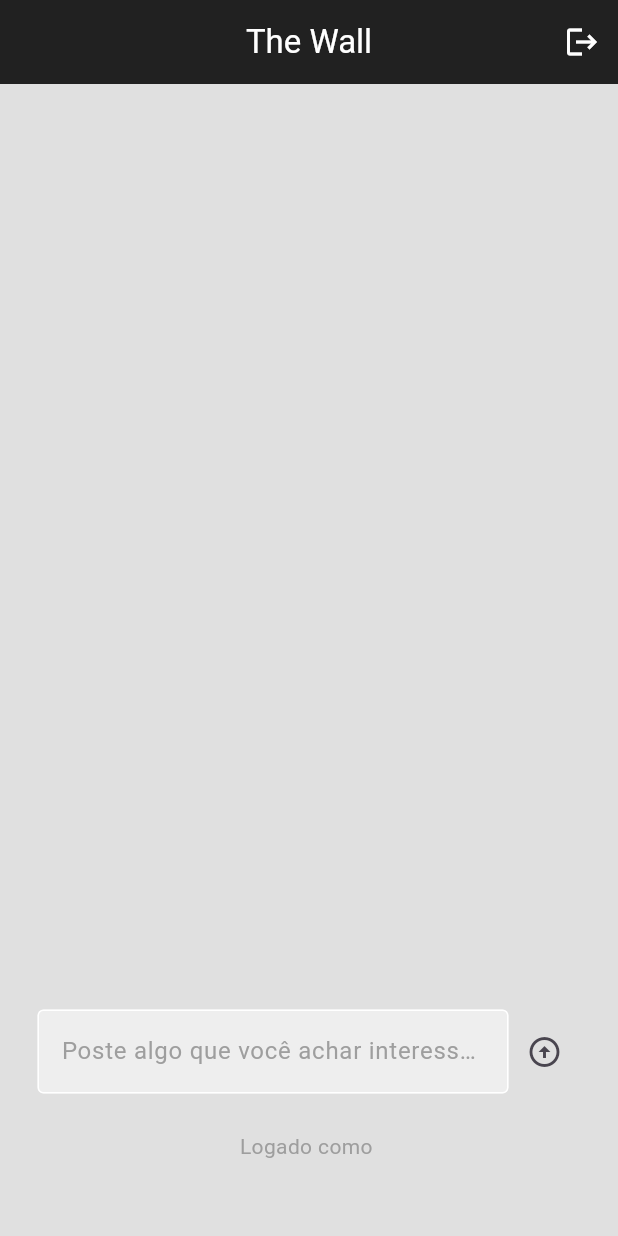
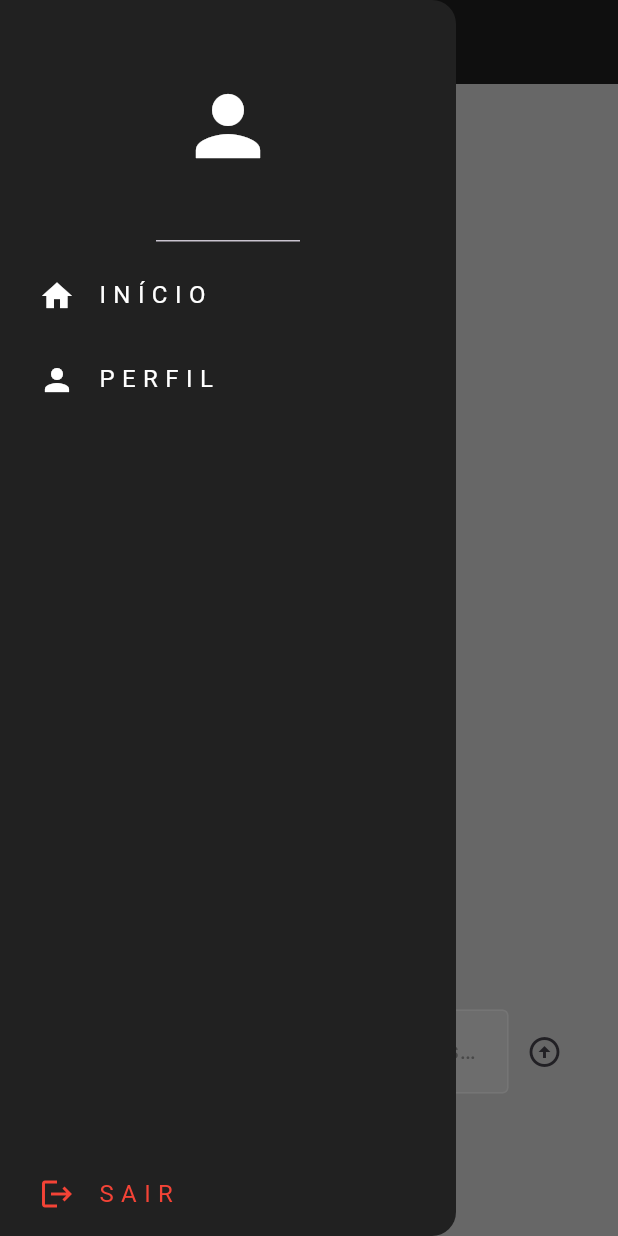
Before and after one commit to kauantorrisi/the_wall, a Flutter app: the screen it shows once a user with an empty profile is signed in, with the side drawer open (before the commit the screen has no drawer), on a phone screen of 412 x 824 dp. Run offline on Flutter 3.47's test engine with Material 3 defaults, Android fonts, the phone set to English and light mode, and no system bars; our stand-ins replace cloud_firestore, firebase_auth, firebase_core; accounts and stored records are empty.

Commit message:
add the drawer

```diff
--- /dev/null
+++ b/lib/components/drawer.dart
@@ -0,0 +1,49 @@
+import 'package:flutter/material.dart';
+
+import 'package:the_wall/components/my_list_tile.dart';
+
+class MyDrawer extends StatelessWidget {
+  final Function()? onLogout;
+  final Function()? onProfileTap;
+  const MyDrawer({
+    super.key,
+    required this.onLogout,
+    required this.onProfileTap,
+  });
+
+  @override
+  Widget build(BuildContext context) {
+    return Drawer(
+      backgroundColor: Colors.grey[900],
+      child: Column(
+        children: [
+          const DrawerHeader(
+            child: Icon(
+              Icons.person,
+              color: Colors.white,
+              size: 64,
+            ),
+          ),
+          MyListTile(
+            icon: Icons.home,
+            text: 'I N Í C I O',
+            onTap: () => Navigator.of(context).pop(),
+          ),
+          MyListTile(
+            icon: Icons.person,
+            text: 'P E R F I L',
+            onTap: onProfileTap,
+          ),
+          const Expanded(child: SizedBox()),
+          MyListTile(
+            icon: Icons.logout,
+            text: 'S A I R',
+            textColor: Colors.red,
+            iconColor: Colors.red,
+            onTap: onLogout,
+          ),
+        ],
+      ),
+    );
+  }
+}
--- /dev/null
+++ b/lib/components/my_list_tile.dart
@@ -0,0 +1,37 @@
+import 'package:flutter/material.dart';
+
+class MyListTile extends StatelessWidget {
+  final IconData icon;
+  final String text;
+  final Color? textColor;
+  final Color? iconColor;
+  final Function()? onTap;
+  const MyListTile({
+    super.key,
+    required this.icon,
+    required this.text,
+    required this.onTap,
+    this.textColor,
+    this.iconColor,
+  });
+
+  @override
+  Widget build(BuildContext context) {
+    return Padding(
+      padding: const EdgeInsets.only(left: 10),
+      child: ListTile(
+        onTap: onTap,
+        leading: Icon(
+          icon,
+          color: iconColor ?? Colors.white,
+        ),
+        title: Text(
+          text,
+          style: TextStyle(
+            color: textColor ?? Colors.white,
+          ),
+        ),
+      ),
+    );
+  }
+}
--- a/lib/pages/home_page.dart
+++ b/lib/pages/home_page.dart
@@ -3,8 +3,10 @@ import 'package:flutter/material.dart';
 import 'package:cloud_firestore/cloud_firestore.dart';
 import 'package:firebase_auth/firebase_auth.dart';
 
+import 'package:the_wall/components/drawer.dart';
 import 'package:the_wall/components/text_field.dart';
 import 'package:the_wall/components/wall_post.dart';
+import 'package:the_wall/pages/profile_page.dart';
 
 class HomePage extends StatefulWidget {
   const HomePage({super.key});
@@ -24,6 +26,26 @@ class _HomePageState extends State<HomePage> {
     FirebaseAuth.instance.signOut();
   }
 
+  void goToProfilePage() {
+    Navigator.of(context).pop();
+    Navigator.push(
+      context,
+      MaterialPageRoute(builder: (context) => const ProfilePage()),
+    );
+  }
+
+  void scrollListViewToTheEndWhenUserPostMessage() {
+    _controller.animateTo(
+      _controller.position.maxScrollExtent,
+      duration: const Duration(seconds: 1),
+      curve: Curves.fastOutSlowIn,
+    );
+  }
+
+  void closeKeyboard() {
+    FocusScope.of(context).unfocus();
+  }
+
   void postMessage() {
     if (textController.text.isNotEmpty) {
       FirebaseFirestore.instance.collection("User Posts").add({
@@ -38,18 +60,6 @@ class _HomePageState extends State<HomePage> {
     closeKeyboard();
   }
 
-  void scrollListViewToTheEndWhenUserPostMessage() {
-    _controller.animateTo(
-      _controller.position.maxScrollExtent,
-      duration: const Duration(seconds: 1),
-      curve: Curves.fastOutSlowIn,
-    );
-  }
-
-  void closeKeyboard() {
-    FocusScope.of(context).unfocus();
-  }
-
   @override
   Widget build(BuildContext context) {
     return Scaffold(
@@ -60,13 +70,12 @@ class _HomePageState extends State<HomePage> {
           'The Wall',
           style: TextStyle(color: Colors.white),
         ),
+        iconTheme: const IconThemeData(color: Colors.white),
         backgroundColor: Colors.grey[900],
-        actions: [
-          IconButton(
-            onPressed: logout,
-            icon: const Icon(Icons.logout, color: Colors.white),
-          ),
-        ],
+      ),
+      drawer: MyDrawer(
+        onLogout: logout,
+        onProfileTap: goToProfilePage,
       ),
       body: Center(
         child: Column(
--- /dev/null
+++ b/lib/pages/profile_page.dart
@@ -0,0 +1,10 @@
+import 'package:flutter/material.dart';
+
+class ProfilePage extends StatelessWidget {
+  const ProfilePage({super.key});
+
+  @override
+  Widget build(BuildContext context) {
+    return const Scaffold();
+  }
+}
```
